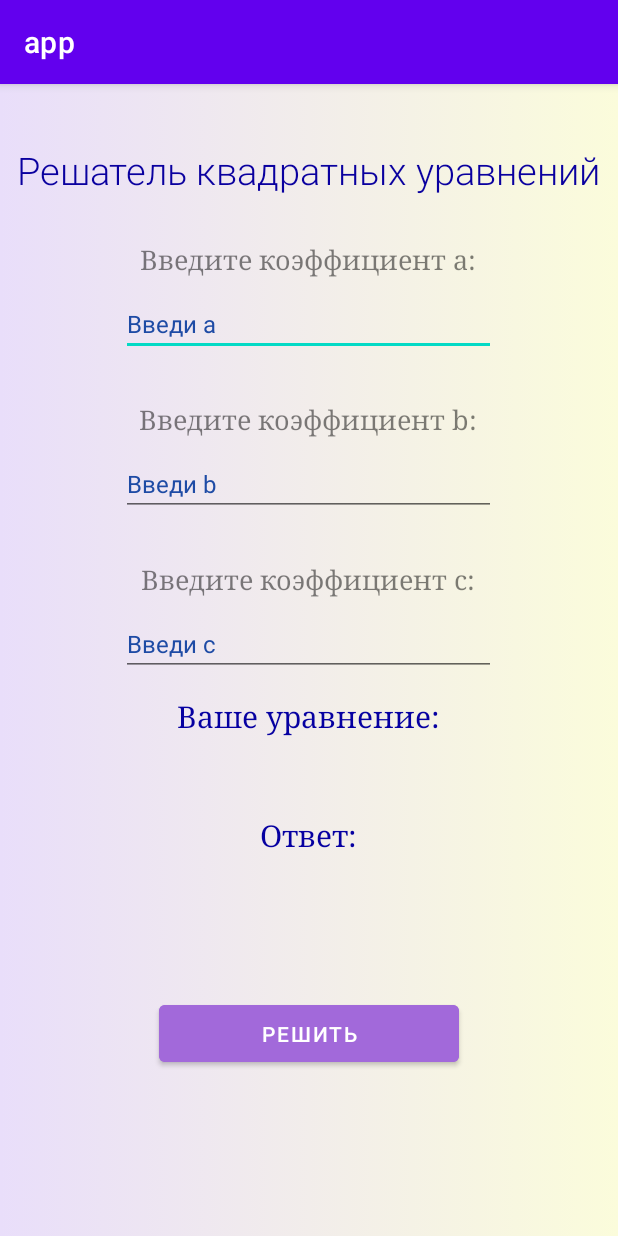
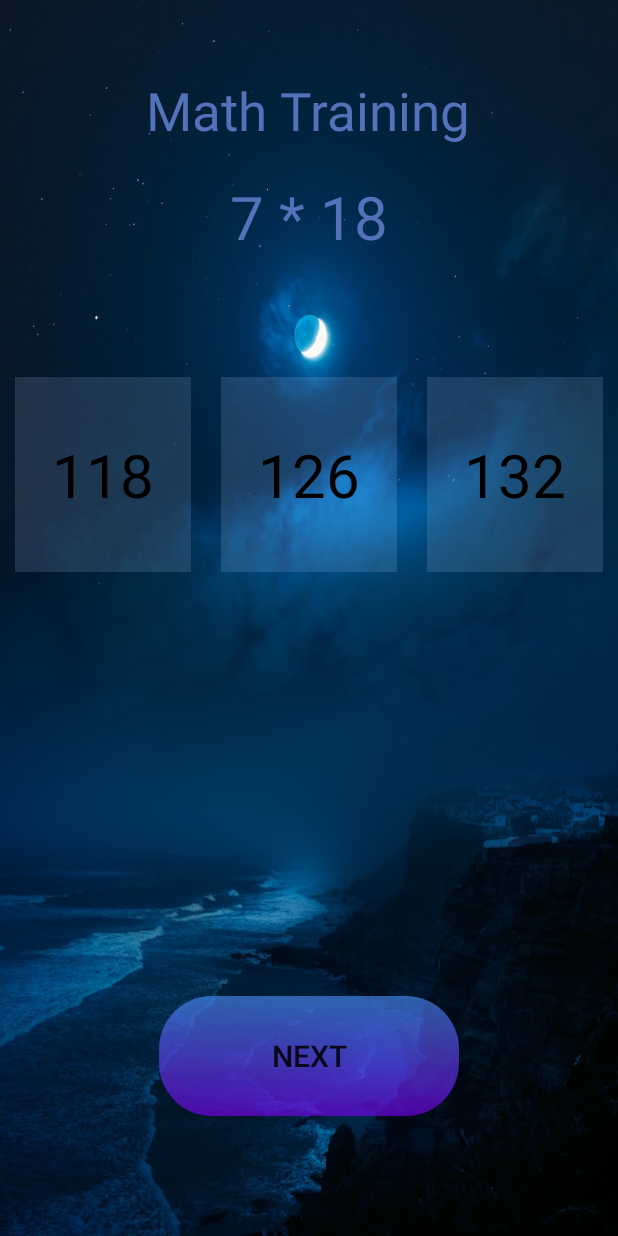
Before and after one commit to Rum1ne/android_homework2, an Android app: the screen it shows after launch (MainActivity), on a phone screen of 412 x 824 dp. Run offline under Robolectric (Android 15) with nearby library versions, the phone set to English and light mode, and no system bars.

Commit message:
Initial commit

```diff
--- a/app/build.gradle
+++ b/app/build.gradle
@@ -26,6 +26,9 @@ android {
         sourceCompatibility JavaVersion.VERSION_1_8
         targetCompatibility JavaVersion.VERSION_1_8
     }
+    buildFeatures {
+        viewBinding true
+    }
 }
 
 dependencies {
--- a/app/src/main/java/com/example/app/MainActivity.java
+++ b/app/src/main/java/com/example/app/MainActivity.java
@@ -1,94 +1,81 @@
 package com.example.app;
+
+import android.os.Bundle;
+import android.view.View;
+import android.widget.TextView;
+import android.widget.Toast;
 
 import androidx.appcompat.app.AppCompatActivity;
 
+import com.example.app.databinding.ActivityMain1Binding;
 
-import android.os.Bundle;
-import android.text.TextUtils;
-import android.view.View;
-import android.widget.EditText;
-import android.widget.TextView;
-import android.widget.Toast;
 
 public class MainActivity extends AppCompatActivity {
+    private ActivityMain1Binding binding;
+    private final Problem problem = new Problem();
 
-
-    private EditText editTextA;
-    private EditText editTextB;
-    private EditText editTextC;
-    private TextView textView1;
-    private TextView textView2;
-    private TextView textViewEQ;
 
     @Override
     protected void onCreate(Bundle savedInstanceState) {
         super.onCreate(savedInstanceState);
-        setContentView(R.layout.activity_main);
-        editTextA = findViewById(R.id.edit_text_a);
-        editTextB = findViewById(R.id.edit_text_b);
-        editTextC = findViewById(R.id.edit_text_c);
-        textView1 = findViewById(R.id.text_view_x1);
-        textView2 = findViewById(R.id.text_view_x2);
-        textViewEQ = findViewById(R.id.text_view_eq);
+        binding = ActivityMain1Binding.inflate(getLayoutInflater());
+        setContentView(binding.getRoot());
+        generateProblem();
+        MyClickListener listener = new MyClickListener();
+        binding.next.setOnClickListener(listener);
+        binding.solution1.setOnClickListener(listener);
+        binding.solution2.setOnClickListener(listener);
+        binding.solution3.setOnClickListener(listener);
     }
 
-    private int getIntValue(EditText editText) {
-        if (TextUtils.isEmpty(editText.getText())/*editText.getText().toString().equals(" ")*/) {
-            Toast.makeText(this, "Поля не могут быть пустыми, коэффициент равен 1", Toast.LENGTH_SHORT).show();
-            return 1;
+    private void generateProblem() {
+        binding.problem.setText(problem.getProblem());
+        int position = problem.getRandom(1, 4);
+        switch (position) {
+            case 1:
+                binding.solution1.setText(String.valueOf(problem.getResult()));
+                binding.solution2.setText(String.valueOf(problem.getNoiseResult()));
+                binding.solution3.setText(String.valueOf(problem.getNoiseResult()));
+                break;
+            case 2:
+                binding.solution1.setText(String.valueOf(problem.getNoiseResult()));
+                binding.solution2.setText(String.valueOf(problem.getResult()));
+                binding.solution3.setText(String.valueOf(problem.getNoiseResult()));
+                break;
+            case 3:
+                binding.solution1.setText(String.valueOf(problem.getNoiseResult()));
+                binding.solution2.setText(String.valueOf(problem.getNoiseResult()));
+                binding.solution3.setText(String.valueOf(problem.getResult()));
+                break;
         }
-        return Integer.parseInt((editText.getText().toString()));
+
     }
 
-    public void click(View view) {
-        int a = getIntValue(editTextA);
-        int b = getIntValue(editTextB);
-        int c = getIntValue(editTextC);
-        textViewEQ.setText(a + "x^2 + " + b + "x + " + c + " = 0");
-        double d = b * b - 4 * a * c;
-        if (a == 0) {
-            if (b == 0) {
-                textView1.setText("Бесконечное множество корней");
-                //Toast.makeText(this, "Бесконечно много", Toast.LENGTH_SHORT).show();
-                textView2.setText("");
-            } else {
-                double x = -c / b;
-                textView1.setText("x = " + String.format("%.2f", x));
-                //Toast.makeText(this, "x = " + x, Toast.LENGTH_SHORT).show();
-                textView2.setText("");
+
+    class MyClickListener implements View.OnClickListener {
+
+        @Override
+        public void onClick(View view) {
+            switch (view.getId()) {
+                case R.id.solution1:
+                case R.id.solution2:
+                case R.id.solution3:
+                    String text = ((TextView) view).getText().toString();
+                    if (text.equals(String.valueOf(problem.getResult()))) {
+                        view.setBackgroundColor(getColor(R.color.correct));
+                        Toast.makeText(MainActivity.this, "Right!", Toast.LENGTH_SHORT).show();
+                    } else {
+                        view.setBackgroundColor(getColor(R.color.wrong));
+                        Toast.makeText(MainActivity.this, "Wrong :c", Toast.LENGTH_SHORT).show();
+                    }
+                    break;
+                case R.id.next:
+                    generateProblem();
+                    binding.solution1.setBackgroundColor(getColor(R.color.still));
+                    binding.solution2.setBackgroundColor(getColor(R.color.still));
+                    binding.solution3.setBackgroundColor(getColor(R.color.still));
+                    break;
             }
-        } else if (b == 0) {
-            if (-c >= 0) {
-                textView1.setText("x1 = " + String.format("%.2f", Math.sqrt(-c)));
-                //Toast.makeText(this, "x1 = " + Math.sqrt(-c), Toast.LENGTH_SHORT).show();
-                textView2.setText("x2 = " + String.format("%.2f", -Math.sqrt(-c)));
-                //Toast.makeText(this, "x2 = " + (-Math.sqrt(-c)), Toast.LENGTH_SHORT).show();
-            } else {
-                textView1.setText("Решения нет");
-                //Toast.makeText(this, "Корней нет", Toast.LENGTH_SHORT).show();
-                textView2.setText("");
-            }
-        } else if (c == 0) {
-            textView1.setText("x1 = " + 0);
-            //Toast.makeText(this, "x1 = " + 0, Toast.LENGTH_SHORT).show();
-            textView2.setText("x2 = " + String.format("%.2f", -b / a));
-            //Toast.makeText(this, "x2 = " + (-b / a), Toast.LENGTH_SHORT).show();
-        } else if (d < 0) {
-            textView1.setText("Решения нет");
-            //Toast.makeText(this, "Корней нет", Toast.LENGTH_SHORT).show();
-            textView2.setText("");
-        } else if (d == 0) {
-            double x = -b / (2 * a);
-            textView1.setText("x = " + String.format("%.2f", x));
-            //Toast.makeText(this, "x = " + x, Toast.LENGTH_SHORT).show();
-            textView2.setText("");
-        } else {
-            double x1 = (-b + Math.sqrt(d)) / (2 * a);
-            double x2 = (-b - Math.sqrt(d)) / (2 * a);
-            textView1.setText("x1 = " + String.format("%.2f", x1));
-            //Toast.makeText(this, "x1 = " + x1, Toast.LENGTH_SHORT).show();
-            textView2.setText("x2 = " + String.format("%.2f", x2));
-            //Toast.makeText(this, "x2 = " + x2, Toast.LENGTH_SHORT).show();
         }
     }
 }
--- /dev/null
+++ b/app/src/main/java/com/example/app/Problem.java
@@ -0,0 +1,57 @@
+package com.example.app;
+
+import java.util.Random;
+
+public class Problem {
+    private int result;
+    private final Random random = new Random();
+
+    public int getRandom(int min, int max) {
+        return (int) (Math.random() * (max - min)) + min;
+    }
+
+    public int getResult() {
+        return result;
+    }
+
+    public String getProblem() {
+        int a = getRandom(-50, 50);
+        int b = getRandom(5, 50);
+        int smaller_a = getRandom(1, 20);
+        int smaller_b = getRandom(1, 20);
+        String sign = getRandomSign();
+        if (sign.equals("+")) {
+            result = a + b;
+            return a + " " + sign + " " + b;
+        } else if (sign.equals("-")) {
+            result = a - b;
+            return a + " " + sign + " " + b;
+        } else if (sign.equals("*")) {
+            result = smaller_a * smaller_b;
+            return smaller_a + " " + sign + " " + smaller_b;
+        } else {
+            while (a % smaller_b != 0) {
+                a = getRandom(-50, 50);
+                smaller_b = getRandom(1, 20);
+            }
+            result = a/smaller_b;
+            return a + " " + sign + " " + smaller_b;
+        }
+    }
+
+
+    public int getNoiseResult() {
+        int noise = getRandom(-10, 10);
+        while (noise == 0) noise = getRandom(-10, 10);
+        return result + noise;
+    }
+
+    private String getRandomSign() {
+        int sign = getRandom(1, 5);
+        if (sign == 1) return "+";
+        else if (sign == 2) return "-";
+        else if (sign == 3) return "*";
+        else return "/";
+    }
+
+}
--- /dev/null
+++ b/app/src/main/res/drawable/button_style.xml
@@ -0,0 +1,11 @@
+<?xml version="1.0" encoding="utf-8"?>
+<shape xmlns:android="http://schemas.android.com/apk/res/android"
+    android:shape="rectangle">
+    <corners android:radius="35dp" />
+    <gradient
+        android:angle="200"
+        android:endColor="#998000FF"
+        android:startColor="#994B93FF"
+        android:type="linear" />
+
+</shape>
--- a/app/src/main/res/layout/activity_main.xml
+++ /dev/null
@@ -1,131 +0,0 @@
-<?xml version="1.0" encoding="utf-8"?>
-<LinearLayout xmlns:android="http://schemas.android.com/apk/res/android"
-    android:layout_width="match_parent"
-    android:layout_height="match_parent"
-    android:background="@drawable/background_gradient"
-    android:gravity="center_horizontal"
-    android:orientation="vertical">
-
-    <TextView
-        android:layout_width="wrap_content"
-        android:layout_height="wrap_content"
-        android:layout_marginTop="40dp"
-        android:fontFamily="sans-serif-light"
-        android:text="Решатель квадратных уравнений"
-        android:textColor="#0A009F"
-        android:textSize="25dp" />
-
-    <TextView
-        android:layout_width="wrap_content"
-        android:layout_height="wrap_content"
-        android:layout_marginTop="30dp"
-        android:fontFamily="serif"
-        android:text="Введите коэффициент а:"
-        android:textColor="#80000000"
-        android:textSize="18sp" />
-
-    <EditText
-        android:id="@+id/edit_text_a"
-        android:layout_width="250dp"
-        android:layout_height="wrap_content"
-        android:layout_marginTop="10dp"
-        android:fontFamily="sans-serif"
-        android:hint="Введи а"
-        android:inputType="numberDecimal|numberSigned"
-        android:textColor="#111B70"
-        android:textColorHint="#1E4BA5"
-        android:textSize="16sp" />
-
-    <TextView
-        android:layout_width="wrap_content"
-        android:layout_height="wrap_content"
-        android:layout_marginTop="30dp"
-        android:fontFamily="serif"
-        android:text="Введите коэффициент b:"
-        android:textColor="#80000000"
-        android:textSize="18sp" />
-
-    <EditText
-        android:id="@+id/edit_text_b"
-        android:layout_width="250dp"
-        android:layout_height="wrap_content"
-        android:layout_marginTop="10dp"
-        android:hint="Введи b"
-        android:inputType="numberDecimal|numberSigned"
-        android:textColor="#111B70"
-        android:textColorHint="#1E4BA5"
-        android:textSize="16sp" />
-
-    <TextView
-        android:layout_width="wrap_content"
-        android:layout_height="wrap_content"
-        android:layout_marginTop="30dp"
-        android:fontFamily="serif"
-        android:text="Введите коэффициент c:"
-        android:textColor="#80000000"
-        android:textSize="18sp" />
-
-    <EditText
-        android:id="@+id/edit_text_c"
-        android:layout_width="250dp"
-        android:layout_height="wrap_content"
-        android:layout_marginTop="10dp"
-        android:hint="Введи c"
-        android:inputType="numberDecimal|numberSigned"
-        android:textColor="#111B70"
-        android:textColorHint="#1E4BA5"
-        android:textSize="16sp" />
-
-    <TextView
-        android:layout_width="wrap_content"
-        android:layout_height="wrap_content"
-        android:layout_marginTop="13dp"
-        android:fontFamily="serif"
-        android:text="Ваше уравнение:"
-        android:textColor="#0600A1"
-        android:textSize="20sp" />
-
-    <TextView
-        android:id="@+id/text_view_eq"
-        android:layout_width="wrap_content"
-        android:layout_height="wrap_content"
-        android:layout_marginTop="8dp"
-        android:textColor="@android:color/black"
-        android:textSize="23sp" />
-
-    <TextView
-        android:layout_width="wrap_content"
-        android:layout_height="wrap_content"
-        android:layout_marginTop="13dp"
-        android:fontFamily="serif"
-        android:text="Ответ:"
-        android:textColor="#0600A1"
-        android:textSize="20sp" />
-
-    <TextView
-        android:id="@+id/text_view_x1"
-        android:layout_width="wrap_content"
-        android:layout_height="wrap_content"
-        android:layout_marginTop="8dp"
-        android:textColor="@android:color/black"
-        android:textSize="23sp" />
-
-    <TextView
-        android:id="@+id/text_view_x2"
-        android:layout_width="wrap_content"
-        android:layout_height="wrap_content"
-        android:layout_marginTop="8dp"
-        android:textColor="@android:color/black"
-        android:textSize="23sp" />
-
-    <Button
-        android:layout_width="200dp"
-        android:layout_height="50dp"
-        android:layout_marginTop="15dp"
-        android:backgroundTint="#A269DA"
-        android:onClick="click"
-        android:id="@+id/button_click"
-        android:text="решить" />
-
-
-</LinearLayout>
--- /dev/null
+++ b/app/src/main/res/layout/activity_main_1.xml
@@ -0,0 +1,97 @@
+<?xml version="1.0" encoding="utf-8"?>
+<RelativeLayout xmlns:android="http://schemas.android.com/apk/res/android"
+    xmlns:tools="http://schemas.android.com/tools"
+    android:layout_width="match_parent"
+    android:layout_height="match_parent"
+    android:background="@drawable/night"
+
+
+    >
+
+    <TextView
+        android:id="@+id/title"
+        android:layout_width="wrap_content"
+        android:layout_height="wrap_content"
+        android:layout_centerHorizontal="true"
+        android:layout_marginTop="50dp"
+        android:text="@string/app_name"
+        android:textColor="#5372BA"
+        android:textSize="35sp" />
+
+    <TextView
+        android:id="@+id/problem"
+        android:layout_width="wrap_content"
+        android:layout_height="wrap_content"
+        android:layout_below="@id/title"
+        android:layout_centerHorizontal="true"
+        android:layout_marginTop="20dp"
+        android:textColor="#5372BA"
+        android:textSize="40sp"
+        tools:text="11 + 23 =" />
+
+    <LinearLayout
+
+        android:id="@+id/solutions"
+        android:layout_width="match_parent"
+        android:layout_height="150dp"
+        android:layout_below="@id/problem"
+        android:layout_marginTop="70dp"
+        android:orientation="horizontal">
+
+
+        <TextView
+            android:id="@+id/solution1"
+            android:layout_width="0dp"
+            android:layout_height="match_parent"
+            android:layout_margin="10dp"
+            android:layout_weight="1"
+            android:background="@color/still"
+            android:gravity="center"
+            android:textColor="@color/text_color"
+            android:textSize="40sp"
+            tools:text="34" />
+
+
+        <TextView
+            android:id="@+id/solution2"
+            android:layout_width="0dp"
+            android:layout_height="match_parent"
+            android:layout_margin="10dp"
+            android:layout_weight="1"
+            android:background="@color/still"
+            android:gravity="center"
+            android:textColor="@color/text_color"
+            android:textSize="40sp"
+            tools:text="34" />
+
+
+        <TextView
+            android:id="@+id/solution3"
+            android:layout_width="0dp"
+            android:layout_height="match_parent"
+            android:layout_margin="10dp"
+            android:layout_weight="1"
+            android:background="@color/still"
+            android:gravity="center"
+            android:textColor="@color/text_color"
+            android:textSize="40sp"
+            tools:text="34" />
+
+
+    </LinearLayout>
+
+    <Button
+        android:id="@+id/next"
+        android:layout_width="200dp"
+        android:layout_height="80dp"
+        android:layout_alignParentBottom="true"
+        android:layout_centerHorizontal="true"
+        android:layout_marginBottom="80dp"
+        android:background="@drawable/button_style"
+        android:text="next"
+        android:textSize="20sp"
+
+        />
+
+
+</RelativeLayout>
--- a/app/src/main/res/values-night/themes.xml
+++ b/app/src/main/res/values-night/themes.xml
@@ -1,9 +1,8 @@
 <resources xmlns:tools="http://schemas.android.com/tools">
     <!-- Base application theme. -->
-    <style name="Theme.App" parent="Theme.MaterialComponents.DayNight.DarkActionBar">
+    <style name="Theme.App" parent="Theme.AppCompat.DayNight.NoActionBar">
         <!-- Primary brand color. -->
         <item name="colorPrimary">@color/purple_200</item>
-        <item name="colorPrimaryVariant">@color/purple_700</item>
         <item name="colorOnPrimary">@color/black</item>
         <!-- Secondary brand color. -->
         <item name="colorSecondary">@color/teal_200</item>
--- a/app/src/main/res/values/colors.xml
+++ b/app/src/main/res/values/colors.xml
@@ -9,4 +9,12 @@
     <color name="white">#FFFFFFFF</color>
     <color name="dark_blue">#0000B0</color>
     <color name="dark_green">#006400</color>
+    <color name="main_background">#67B99C</color>
+    <color name="text_color">#000000</color>
+    <color name="still">#25C3D3FD</color>
+    <color name="wrong">#48FF0000</color>
+    <color name="correct">#3937FF00</color>
+    <color name="button_color_start">#BF007F</color>
+    <color name="button_color_end">#BF001D</color>
+
 </resources>
--- a/app/src/main/res/values/strings.xml
+++ b/app/src/main/res/values/strings.xml
@@ -1,3 +1,3 @@
 <resources>
-    <string name="app_name">app</string>
+    <string name="app_name">Math Training</string>
 </resources>
--- a/app/src/main/res/values/themes.xml
+++ b/app/src/main/res/values/themes.xml
@@ -1,9 +1,8 @@
 <resources xmlns:tools="http://schemas.android.com/tools">
     <!-- Base application theme. -->
-    <style name="Theme.App" parent="Theme.MaterialComponents.DayNight.DarkActionBar">
+    <style name="Theme.App" parent="Theme.AppCompat.DayNight.NoActionBar">
         <!-- Primary brand color. -->
         <item name="colorPrimary">@color/purple_500</item>
-        <item name="colorPrimaryVariant">@color/purple_700</item>
         <item name="colorOnPrimary">@color/white</item>
         <!-- Secondary brand color. -->
         <item name="colorSecondary">@color/teal_200</item>
@@ -12,5 +11,6 @@
         <!-- Status bar color. -->
         <item name="android:statusBarColor">?attr/colorPrimaryVariant</item>
         <!-- Customize your theme here. -->
+        <item name="buttonBarButtonStyle">@drawable/button_style</item>
     </style>
 </resources>
```
Also changed, not shown: app/src/main/AndroidManifest.xml (+4 -3 lines), app/src/main/res/drawable/night.png (added).
